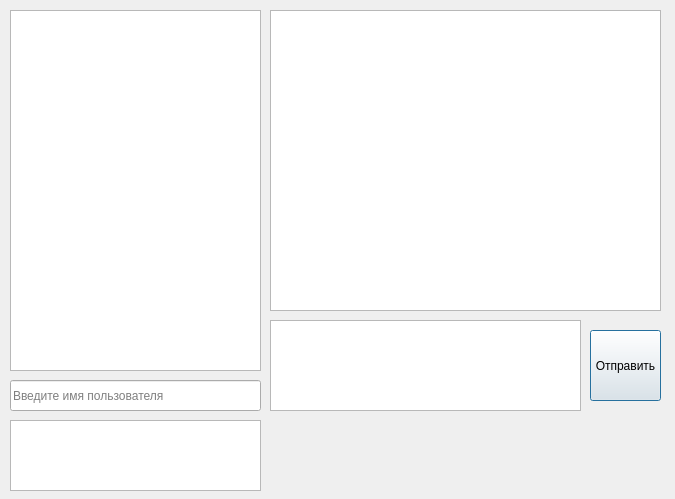
The window that messenger_client/clientapp/client_gui_chat_window.ui (alyonkazz/messenger) describes before a commit, drawn with Qt 5.
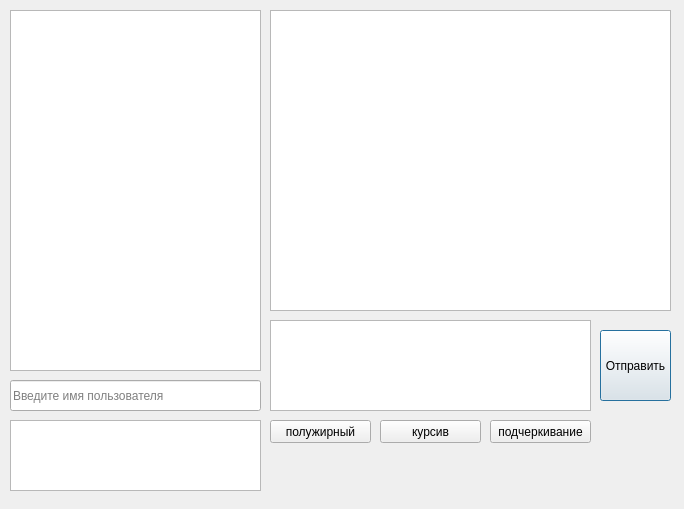
The same window after the commit.

Commit message: add text formatter to client_chat_window.py

The edit to the form file:
```diff
--- a/messenger_client/clientapp/client_gui_chat_window.ui
+++ b/messenger_client/clientapp/client_gui_chat_window.ui
@@ -6,8 +6,8 @@
    <rect>
     <x>0</x>
     <y>0</y>
-    <width>675</width>
-    <height>499</height>
+    <width>684</width>
+    <height>509</height>
    </rect>
   </property>
   <property name="windowTitle">
@@ -31,7 +31,7 @@
     <rect>
      <x>270</x>
      <y>10</y>
-     <width>391</width>
+     <width>401</width>
      <height>301</height>
     </rect>
    </property>
@@ -39,7 +39,7 @@
   <widget class="QPushButton" name="pushButton">
    <property name="geometry">
     <rect>
-     <x>590</x>
+     <x>600</x>
      <y>330</y>
      <width>71</width>
      <height>71</height>
@@ -54,7 +54,7 @@
     <rect>
      <x>270</x>
      <y>320</y>
-     <width>311</width>
+     <width>321</width>
      <height>91</height>
     </rect>
    </property>
@@ -88,6 +88,45 @@
     <string>Для добавления пользователя дважды кликните по его имени</string>
    </property>
   </widget>
+  <widget class="QPushButton" name="pushButton_bold">
+   <property name="geometry">
+    <rect>
+     <x>270</x>
+     <y>420</y>
+     <width>101</width>
+     <height>23</height>
+    </rect>
+   </property>
+   <property name="text">
+    <string>полужирный</string>
+   </property>
+  </widget>
+  <widget class="QPushButton" name="pushButton_italic">
+   <property name="geometry">
+    <rect>
+     <x>380</x>
+     <y>420</y>
+     <width>101</width>
+     <height>23</height>
+    </rect>
+   </property>
+   <property name="text">
+    <string>курсив</string>
+   </property>
+  </widget>
+  <widget class="QPushButton" name="pushButton_underlined">
+   <property name="geometry">
+    <rect>
+     <x>490</x>
+     <y>420</y>
+     <width>101</width>
+     <height>23</height>
+    </rect>
+   </property>
+   <property name="text">
+    <string>подчеркивание</string>
+   </property>
+  </widget>
  </widget>
  <resources/>
  <connections/>
```
Left out of the diff: 2 changed lines with no effect on the pictures. The commit also changes 5 other files.
